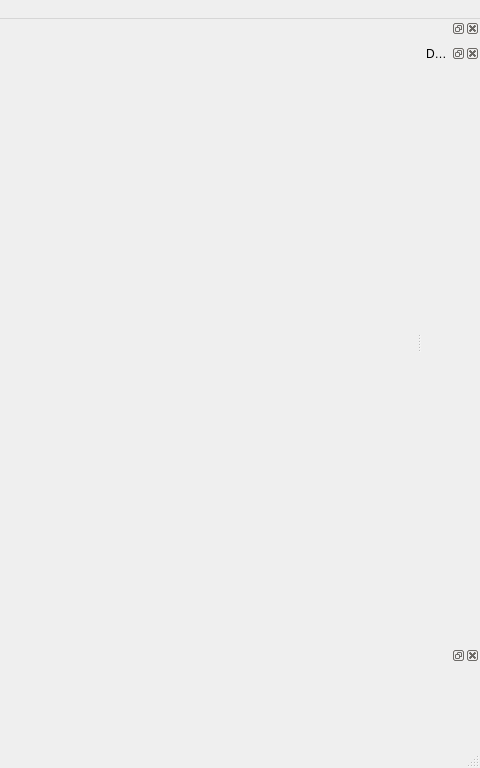
Old version of the form src/window/MainWindow.ui in the repository usnistgov/NetSimulyzer; both pictures show x 544 to 1024 and y 0 to 768 of the 1024 by 768 pixel window.
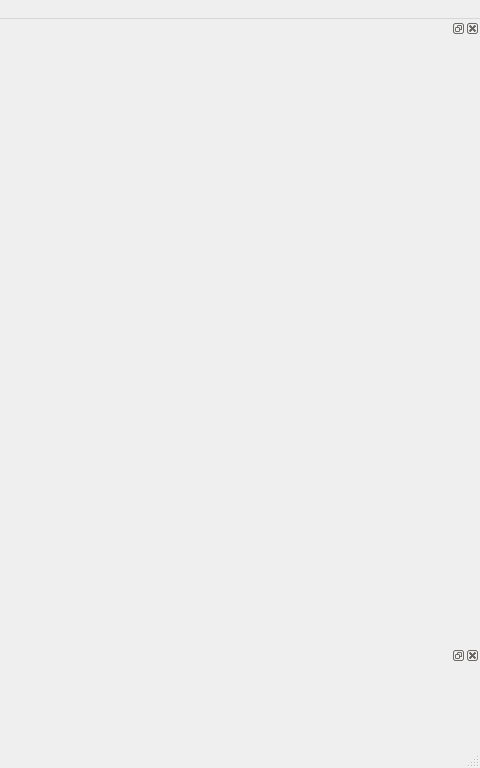
New version of the form. Icons and pictures are not drawn.

Commit message:
Describe `Node`s with right click & allow for several `DetailWidget`s
Close: https://github.com/usnistgov/NetSimulyzer/issues/59

What changed in the file:
```diff
--- a/src/window/MainWindow.ui
+++ b/src/window/MainWindow.ui
@@ -131,18 +131,6 @@
    </attribute>
    <widget class="QWidget" name="dockWidgetContents_2"/>
   </widget>
-  <widget class="QDockWidget" name="nodeDetailsDock">
-   <property name="allowedAreas">
-    <set>Qt::LeftDockWidgetArea|Qt::RightDockWidgetArea</set>
-   </property>
-   <property name="windowTitle">
-    <string>Detail</string>
-   </property>
-   <attribute name="dockWidgetArea">
-    <number>2</number>
-   </attribute>
-   <widget class="QWidget" name="dockWidgetContents"/>
-  </widget>
   <action name="actionLoad">
    <property name="text">
     <string>&amp;Load</string>
```
The commit also changes 11 other files.
